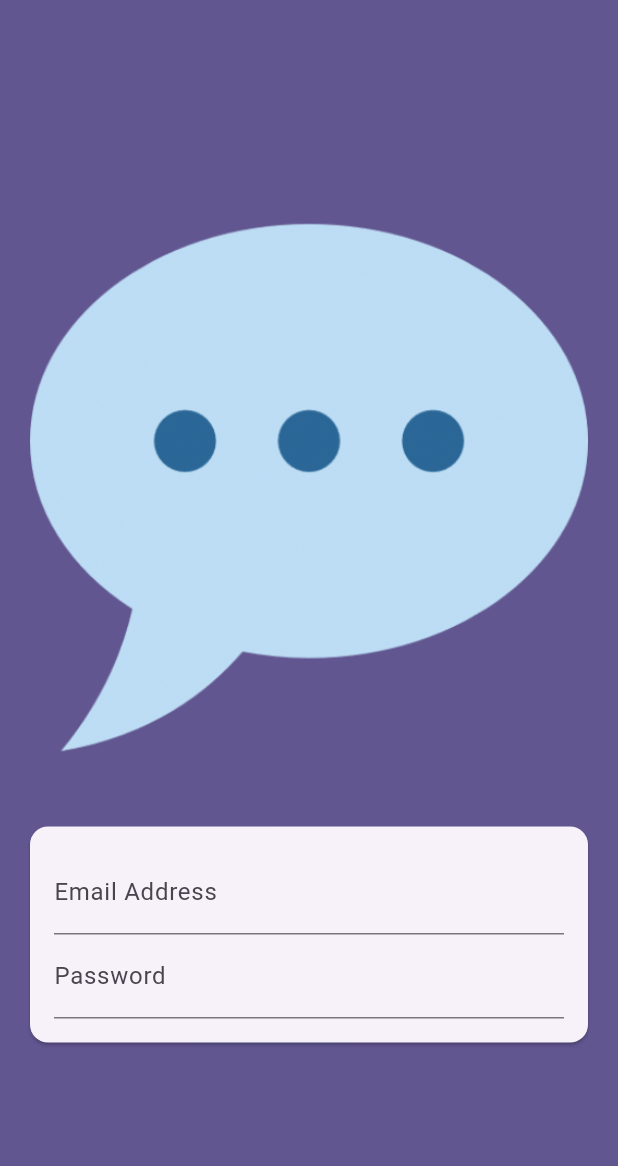
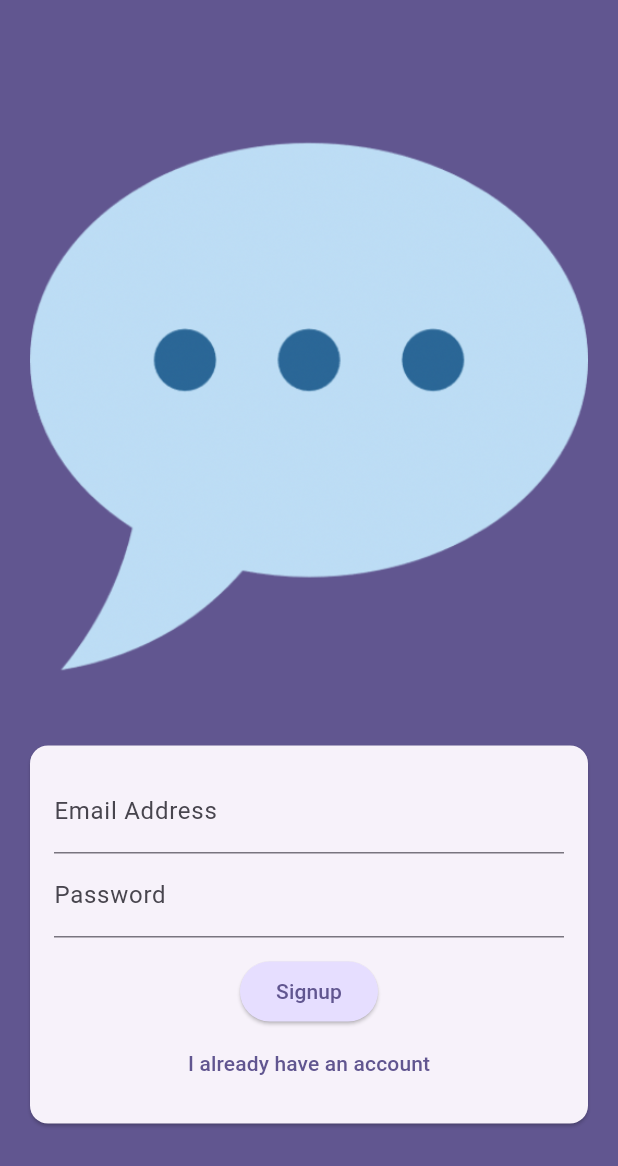
Before and after one commit to Matheus-IT/flutter_chat_app, a Flutter app: the screen it shows after launch, on a phone screen of 412 x 824 dp. Shown: the top 1166 px of the screen. Run offline on Flutter 3.47's test engine with Material 3 defaults, Android fonts, the phone set to English and light mode, and no system bars.

Commit message:
Adding signup and login buttons with toggle logic

```diff
--- a/lib/screens/auth.dart
+++ b/lib/screens/auth.dart
@@ -8,6 +8,8 @@ class AuthScreen extends StatefulWidget {
 }
 
 class _AuthScreenState extends State<AuthScreen> {
+  bool _isLogin = false;
+
   @override
   Widget build(BuildContext context) {
     return Scaffold(
@@ -49,6 +51,30 @@ class _AuthScreenState extends State<AuthScreen> {
                             ),
                             obscureText: true,
                           ),
+                          const SizedBox(
+                            height: 12,
+                          ),
+                          ElevatedButton(
+                            onPressed: () {},
+                            style: ElevatedButton.styleFrom(
+                              backgroundColor: Theme.of(context)
+                                  .colorScheme
+                                  .primaryContainer,
+                            ),
+                            child: Text(_isLogin ? 'Login' : 'Signup'),
+                          ),
+                          TextButton(
+                            onPressed: () {
+                              setState(() {
+                                _isLogin = !_isLogin;
+                              });
+                            },
+                            child: Text(
+                              _isLogin
+                                  ? 'Create account'
+                                  : 'I already have an account',
+                            ),
+                          ),
                         ],
                       ),
                     ),
```
